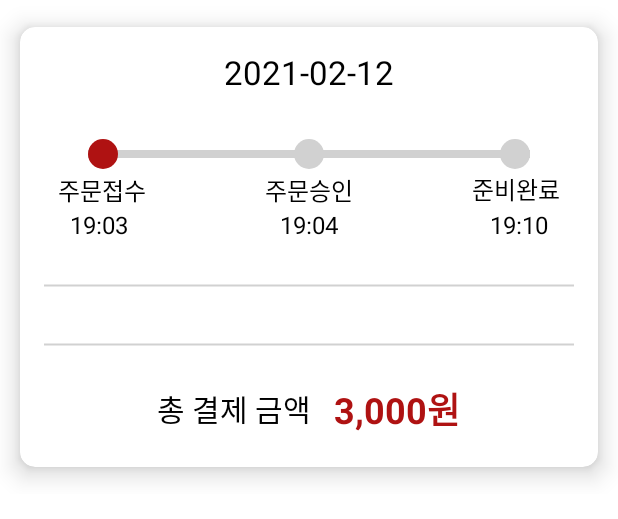
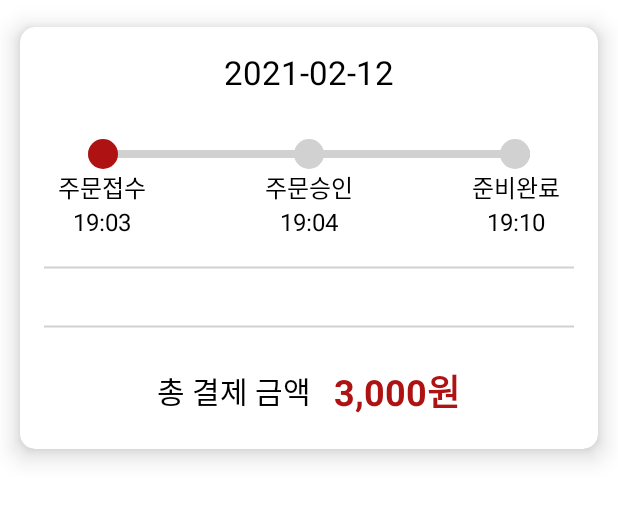
Before and after one commit to Yong-Dd/O_Der.client, an Android app: the layout order_list_item.xml on its own in the app's theme, with its tools: preview values and no code run, on a phone screen of 412 x 824 dp. Shown: the top 519 px of the screen. Run offline under Robolectric (Android 15) with nearby library versions, the phone set to English and light mode, and no system bars.

Commit message:
1. OrderListAdapter progress 부분 수정 2. OrderList reverse 3. order_list_item 수정 4. 기타 필요없는 부분 삭제

```diff
--- a/app/src/main/java/com/yongdd/oder_re/OrderListAdapter.java
+++ b/app/src/main/java/com/yongdd/oder_re/OrderListAdapter.java
@@ -100,13 +100,14 @@ public class OrderListAdapter extends RecyclerView.Adapter<OrderListAdapter.Orde
             //프로그래스바 - 수정 필
             if(orderAcceptedTime==""||orderAcceptedTime.equals("")){
                 orderProgressBar.setProgress(0);
-
+                acceptedProgress.setBackgroundResource(R.drawable.progress_circle_grey);
+                completedProgress.setBackgroundResource(R.drawable.progress_circle_grey);
 
 
             }else if(orderCompletedTime=="" || orderCompletedTime.equals("")){
                 orderProgressBar.setProgress(5);
                 acceptedProgress.setBackgroundResource(R.drawable.progress_circle_main);
-
+                completedProgress.setBackgroundResource(R.drawable.progress_circle_grey);
             }else{
                 orderProgressBar.setProgress(10);
                 acceptedProgress.setBackgroundResource(R.drawable.progress_circle_main);
--- a/app/src/main/res/layout/order_list_item.xml
+++ b/app/src/main/res/layout/order_list_item.xml
@@ -83,49 +83,52 @@
 
             <androidx.constraintlayout.widget.ConstraintLayout
                 android:layout_width="match_parent"
-                android:layout_height="wrap_content"
+                android:layout_height="match_parent"
                 android:layout_marginStart="20dp"
                 android:layout_marginLeft="20dp"
                 android:layout_marginEnd="20dp"
                 android:layout_marginRight="20dp"
                 android:layout_weight="1">
 
-                <TextView
-                    android:id="@+id/receivedText"
+                <androidx.constraintlayout.widget.ConstraintLayout
                     android:layout_width="wrap_content"
                     android:layout_height="wrap_content"
-                    android:layout_marginTop="2dp"
-                    android:text="주문접수"
+                    app:layout_constraintBottom_toBottomOf="parent"
+                    app:layout_constraintEnd_toEndOf="parent"
+                    app:layout_constraintTop_toTopOf="parent">
+
+                    <TextView
+                        android:id="@+id/completetdText"
+                        android:layout_width="wrap_content"
+                        android:layout_height="wrap_content"
+                        android:text="준비완료"
                         android:textColor="@color/black"
                         android:textSize="16sp"
-                    app:layout_constraintBottom_toTopOf="@+id/orderRecivedDate"
+                        app:layout_constraintBottom_toTopOf="@+id/orderCompletedDate"
+                        app:layout_constraintEnd_toEndOf="parent"
                         app:layout_constraintStart_toStartOf="parent"
                         app:layout_constraintTop_toTopOf="parent" />
 
                     <TextView
-                    android:id="@+id/orderRecivedDate"
+                        android:id="@+id/orderCompletedDate"
                         android:layout_width="wrap_content"
                         android:layout_height="wrap_content"
-                    android:layout_marginStart="8dp"
-                    android:layout_marginLeft="8dp"
-                    android:text="19:03"
+                        android:text="19:10"
                         android:textColor="@color/black"
                         android:textSize="16sp"
                         app:layout_constraintBottom_toBottomOf="parent"
+                        app:layout_constraintEnd_toEndOf="parent"
                         app:layout_constraintStart_toStartOf="parent" />
 
-                <TextView
-                    android:id="@+id/acceptedText"
+                </androidx.constraintlayout.widget.ConstraintLayout>
+
+                <androidx.constraintlayout.widget.ConstraintLayout
                     android:layout_width="wrap_content"
                     android:layout_height="wrap_content"
-                    android:layout_marginTop="1dp"
-                    android:text="주문승인"
-                    android:textColor="@color/black"
-                    android:textSize="16sp"
-                    app:layout_constraintBottom_toTopOf="@+id/orderAcceptedDate"
+                    app:layout_constraintBottom_toBottomOf="parent"
                     app:layout_constraintEnd_toEndOf="parent"
                     app:layout_constraintStart_toStartOf="parent"
-                    app:layout_constraintTop_toTopOf="parent" />
+                    app:layout_constraintTop_toTopOf="parent">
 
                     <TextView
                         android:id="@+id/orderAcceptedDate"
@@ -139,28 +142,48 @@
                         app:layout_constraintStart_toStartOf="parent" />
 
                     <TextView
-                    android:id="@+id/completetdText"
+                        android:id="@+id/acceptedText"
                         android:layout_width="wrap_content"
                         android:layout_height="wrap_content"
-                    android:text="준비완료"
+                        android:text="주문승인"
                         android:textColor="@color/black"
                         android:textSize="16sp"
-                    app:layout_constraintBottom_toTopOf="@+id/orderCompletedDate"
+                        app:layout_constraintBottom_toTopOf="@+id/orderAcceptedDate"
                         app:layout_constraintEnd_toEndOf="parent"
+                        app:layout_constraintStart_toStartOf="parent"
+                        app:layout_constraintTop_toTopOf="parent" />
+                </androidx.constraintlayout.widget.ConstraintLayout>
+
+                <androidx.constraintlayout.widget.ConstraintLayout
+                    android:layout_width="wrap_content"
+                    android:layout_height="wrap_content"
+                    app:layout_constraintBottom_toBottomOf="parent"
+                    app:layout_constraintStart_toStartOf="parent"
+                    app:layout_constraintTop_toTopOf="parent">
+
+                    <TextView
+                        android:id="@+id/receivedText"
+                        android:layout_width="wrap_content"
+                        android:layout_height="wrap_content"
+                        android:text="주문접수"
+                        android:textColor="@color/black"
+                        android:textSize="16sp"
+                        app:layout_constraintBottom_toTopOf="@+id/orderRecivedDate"
+                        app:layout_constraintEnd_toEndOf="parent"
+                        app:layout_constraintStart_toStartOf="parent"
                         app:layout_constraintTop_toTopOf="parent" />
 
                     <TextView
-                    android:id="@+id/orderCompletedDate"
+                        android:id="@+id/orderRecivedDate"
                         android:layout_width="wrap_content"
                         android:layout_height="wrap_content"
-                    android:layout_marginEnd="8dp"
-                    android:layout_marginRight="8dp"
-                    android:text="19:10"
+                        android:text="19:03"
                         android:textColor="@color/black"
                         android:textSize="16sp"
                         app:layout_constraintBottom_toBottomOf="parent"
-                    app:layout_constraintEnd_toEndOf="parent" />
-
+                        app:layout_constraintEnd_toEndOf="parent"
+                        app:layout_constraintStart_toStartOf="parent" />
+                </androidx.constraintlayout.widget.ConstraintLayout>
             </androidx.constraintlayout.widget.ConstraintLayout>
 
             <TextView
@@ -169,7 +192,7 @@
                 android:layout_height="wrap_content"
                 android:layout_marginStart="10dp"
                 android:layout_marginLeft="10dp"
-                android:layout_marginTop="20dp"
+                android:layout_marginTop="10dp"
                 android:layout_marginEnd="10dp"
                 android:layout_marginRight="10dp"
                 android:layout_weight="1"
```
Also changed, not shown: app/src/main/java/com/yongdd/oder_re/OrderList.java (+48 -7 lines), app/src/main/java/com/yongdd/oder_re/PaymentFragment.java (+0 -8 lines). Lines whose indentation alone changed are shown as unchanged.
